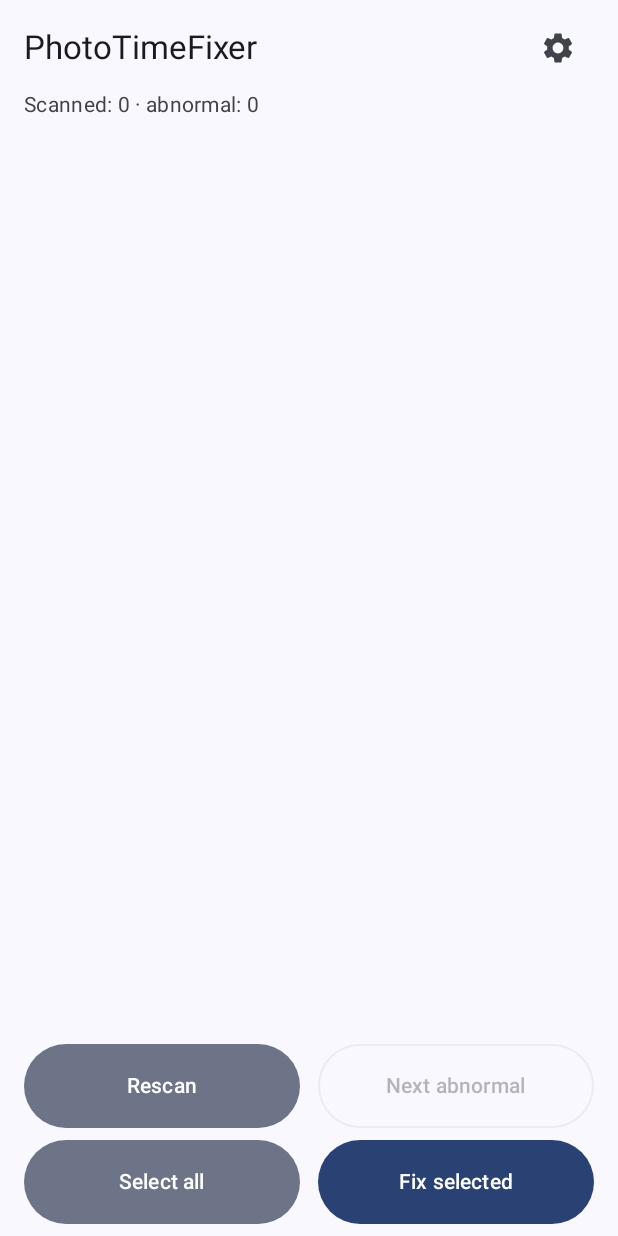
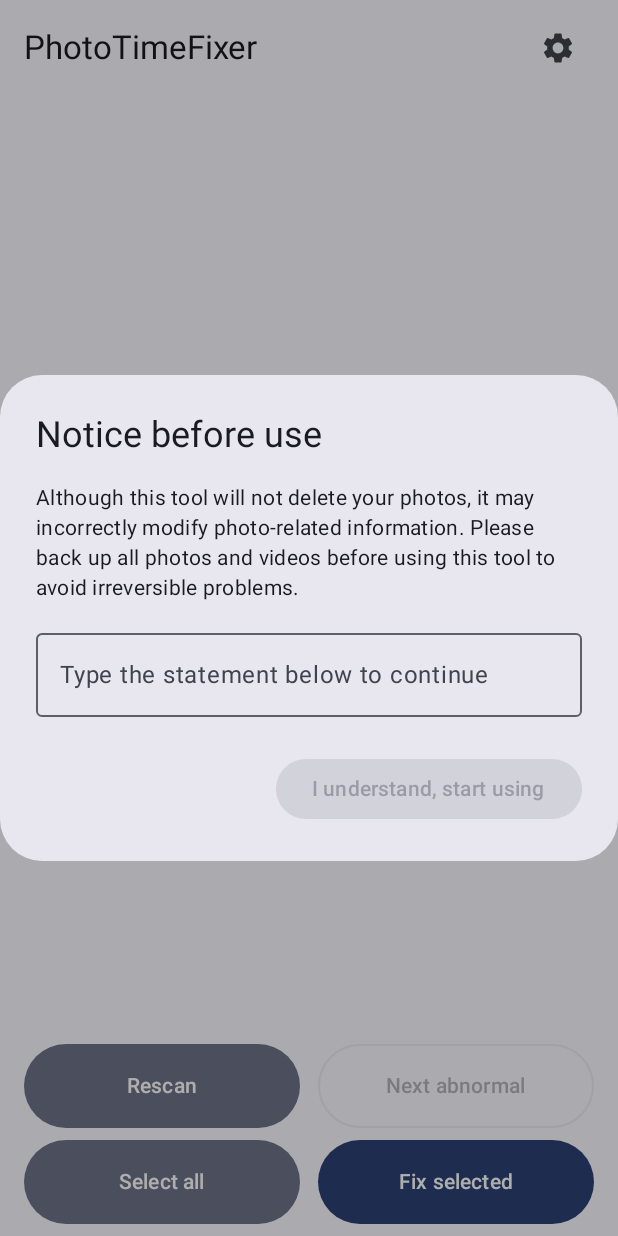
Before and after one commit to SiRan-Dev/PhotoTimeFixer, an Android app built with Jetpack Compose: the screen it shows after launch (MainActivity), on a phone screen of 412 x 824 dp. Run offline under Robolectric (Android 15) with nearby library versions, the light colour scheme and no system bars.

Commit message:
feat(disclaimer): 首次使用强制风险公告，需逐字输入声明文字确认后方可使用

```diff
--- a/app/src/main/java/com/sirandev/phototimefixer/MainActivity.kt
+++ b/app/src/main/java/com/sirandev/phototimefixer/MainActivity.kt
@@ -46,6 +46,7 @@ import androidx.compose.foundation.layout.WindowInsets
 import androidx.compose.foundation.layout.fillMaxSize
 import androidx.compose.foundation.layout.fillMaxWidth
 import androidx.compose.foundation.layout.height
+import androidx.compose.foundation.layout.heightIn
 import androidx.compose.foundation.layout.padding
 import androidx.compose.foundation.layout.safeDrawing
 import androidx.compose.foundation.layout.size
@@ -54,6 +55,8 @@ import androidx.compose.foundation.lazy.LazyColumn
 import androidx.compose.foundation.lazy.LazyListState
 import androidx.compose.foundation.lazy.itemsIndexed
 import androidx.compose.foundation.lazy.rememberLazyListState
+import androidx.compose.foundation.rememberScrollState
+import androidx.compose.foundation.verticalScroll
 import androidx.compose.material3.AlertDialog
 import androidx.compose.material3.Button
 import androidx.compose.material3.Checkbox
@@ -63,6 +66,7 @@ import androidx.compose.material3.IconButton
 import androidx.compose.material3.LinearProgressIndicator
 import androidx.compose.material3.MaterialTheme
 import androidx.compose.material3.OutlinedButton
+import androidx.compose.material3.OutlinedTextField
 import androidx.compose.material3.Surface
 import androidx.compose.material3.Text
 import androidx.compose.material3.TextButton
@@ -153,6 +157,9 @@ class MainActivity : ComponentActivity() {
 
     /** 正在计算修复计划（含磁盘检查），期间禁用「处理选中」。 */
     private var fixPlanning by mutableStateOf(false)
+
+    /** 首次使用风险公告：输入声明文字确认后才可使用（只出现一次）。 */
+    private var disclaimerAccepted by mutableStateOf(true)
     private var statusText by mutableStateOf("")
     private var lastJumpedAbnormalIndex by mutableIntStateOf(-1)
 
@@ -163,13 +170,24 @@ class MainActivity : ComponentActivity() {
         fixScheme = prefs.getInt("fix_scheme", SCHEME_TAKEN)
         writeExif = prefs.getBoolean("write_exif", true)
         renameToExif = prefs.getBoolean("rename_to_exif", false)
+        disclaimerAccepted = prefs.getBoolean("disclaimer_accepted", false)
 
         setContent {
             PhotoTimeFixerTheme {
                 MainScreen()
+                if (!disclaimerAccepted) {
+                    DisclaimerDialog(onAccepted = {
+                        prefs.edit { putBoolean("disclaimer_accepted", true) }
+                        disclaimerAccepted = true
+                        checkPermissionsAndScan()
+                    })
+                }
             }
         }
-        checkPermissionsAndScan()
+        // 未确认风险公告前不启动权限申请与扫描
+        if (disclaimerAccepted) {
+            checkPermissionsAndScan()
+        }
     }
 
     /**
@@ -838,6 +856,50 @@ class MainActivity : ComponentActivity() {
         }
     }
 
+    /**
+     * 首次使用风险公告：不可点击外部或返回键关闭，必须逐字输入声明文字
+     * 才会启用「确认」按钮，确认后记录到 SharedPreferences，之后不再弹出。
+     */
+    @Composable
+    private fun DisclaimerDialog(onAccepted: () -> Unit) {
+        val requiredText = stringResource(R.string.disclaimer_ack_input)
+        var input by remember { mutableStateOf("") }
+        AlertDialog(
+            // onDismissRequest 为空操作：点外部/返回键不会关闭，必须输入声明确认
+            onDismissRequest = { },
+            title = { Text(stringResource(R.string.disclaimer_title)) },
+            text = {
+                Column {
+                    Text(
+                        text = stringResource(R.string.disclaimer_body),
+                        style = MaterialTheme.typography.bodyMedium,
+                        color = MaterialTheme.colorScheme.onSurface,
+                        modifier = Modifier
+                            .heightIn(max = 200.dp)
+                            .verticalScroll(rememberScrollState())
+                    )
+                    OutlinedTextField(
+                        value = input,
+                        onValueChange = { input = it },
+                        label = { Text(stringResource(R.string.disclaimer_input_hint)) },
+                        isError = input.isNotBlank() && input.trim() != requiredText,
+                        modifier = Modifier
+                            .fillMaxWidth()
+                            .padding(top = 12.dp)
+                    )
+                }
+            },
+            confirmButton = {
+                Button(
+                    enabled = input.trim() == requiredText,
+                    onClick = onAccepted
+                ) {
+                    Text(stringResource(R.string.disclaimer_confirm))
+                }
+            }
+        )
+    }
+
     @Composable
     private fun MediaRow(
         item: MediaItem,
--- a/app/src/main/res/values/strings.xml
+++ b/app/src/main/res/values/strings.xml
@@ -65,4 +65,11 @@
     <string name="toast_open_fail">Can\'t open gallery</string>
     <string name="toast_fixing">Batch fix in progress, try again later</string>
     <string name="toast_grant_storage">Grant “All files access” permission to modify photo time</string>
+
+    <!-- First-use disclaimer -->
+    <string name="disclaimer_title">Notice before use</string>
+    <string name="disclaimer_body">Although this tool will not delete your photos, it may incorrectly modify photo-related information. Please back up all photos and videos before using this tool to avoid irreversible problems.</string>
+    <string name="disclaimer_input_hint">Type the statement below to continue</string>
+    <string name="disclaimer_ack_input">I understand the above risks, agree to use this tool, and the author is not responsible for any data issues caused by it.</string>
+    <string name="disclaimer_confirm">I understand, start using</string>
 </resources>
```
Also changed, not shown: 2 other files.
